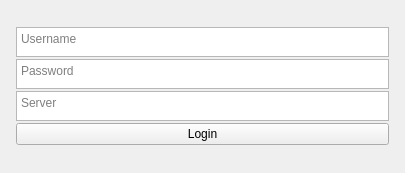
Above: GUI/whispernet_gui/QtComponents/Login/login.ui from ryanq47/WhisperNet before the change. Below: the same form after it.
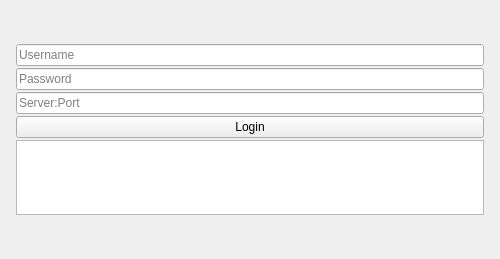
That is the form after the change.

Diff of the .ui file:
```diff
--- a/GUI/whispernet_gui/QtComponents/Login/login.ui
+++ b/GUI/whispernet_gui/QtComponents/Login/login.ui
@@ -6,10 +6,22 @@
    <rect>
     <x>0</x>
     <y>0</y>
-    <width>405</width>
-    <height>173</height>
+    <width>500</width>
+    <height>259</height>
    </rect>
   </property>
+  <property name="minimumSize">
+   <size>
+    <width>0</width>
+    <height>0</height>
+   </size>
+  </property>
+  <property name="maximumSize">
+   <size>
+    <width>500</width>
+    <height>500</height>
+   </size>
+  </property>
   <property name="windowTitle">
    <string>Form</string>
   </property>
@@ -32,25 +44,19 @@
       <number>5</number>
      </property>
      <item>
-      <widget class="QPlainTextEdit" name="usernameInput">
-       <property name="maximumSize">
-        <size>
-         <width>16777215</width>
-         <height>30</height>
-        </size>
-       </property>
+      <widget class="QLineEdit" name="username_input">
        <property name="placeholderText">
         <string>Username</string>
        </property>
       </widget>
      </item>
      <item>
-      <widget class="QPlainTextEdit" name="passwordInput">
-       <property name="maximumSize">
-        <size>
-         <width>16777215</width>
-         <height>30</height>
-        </size>
+      <widget class="QLineEdit" name="password_input">
+       <property name="text">
+        <string/>
+       </property>
+       <property name="echoMode">
+        <enum>QLineEdit::Password</enum>
        </property>
        <property name="placeholderText">
         <string>Password</string>
@@ -58,15 +64,9 @@
       </widget>
      </item>
      <item>
-      <widget class="QPlainTextEdit" name="serverInput">
-       <property name="maximumSize">
-        <size>
-         <width>16777215</width>
-         <height>30</height>
-        </size>
-       </property>
+      <widget class="QLineEdit" name="server_input">
        <property name="placeholderText">
-        <string>Server</string>
+        <string>Server:Port</string>
        </property>
       </widget>
      </item>
@@ -77,6 +77,35 @@
        </property>
       </widget>
      </item>
+     <item>
+      <widget class="QTextEdit" name="login_attempt_textbox">
+       <property name="maximumSize">
+        <size>
+         <width>16777215</width>
+         <height>75</height>
+        </size>
+       </property>
+       <property name="baseSize">
+        <size>
+         <width>0</width>
+         <height>0</height>
+        </size>
+       </property>
+       <property name="readOnly">
+        <bool>true</bool>
+       </property>
+       <property name="html">
+        <string>&lt;!DOCTYPE HTML PUBLIC &quot;-//W3C//DTD HTML 4.0//EN&quot; &quot;http://www.w3.org/TR/REC-html40/strict.dtd&quot;&gt;
+&lt;html&gt;&lt;head&gt;&lt;meta name=&quot;qrichtext&quot; content=&quot;1&quot; /&gt;&lt;meta charset=&quot;utf-8&quot; /&gt;&lt;style type=&quot;text/css&quot;&gt;
+p, li { white-space: pre-wrap; }
+hr { height: 1px; border-width: 0; }
+li.unchecked::marker { content: &quot;\2610&quot;; }
+li.checked::marker { content: &quot;\2612&quot;; }
+&lt;/style&gt;&lt;/head&gt;&lt;body style=&quot; font-family:'Segoe UI'; font-size:9pt; font-weight:400; font-style:normal;&quot;&gt;
+&lt;p style=&quot;-qt-paragraph-type:empty; margin-top:0px; margin-bottom:0px; margin-left:0px; margin-right:0px; -qt-block-indent:0; text-indent:0px;&quot;&gt;&lt;br /&gt;&lt;/p&gt;&lt;/body&gt;&lt;/html&gt;</string>
+       </property>
+      </widget>
+     </item>
     </layout>
    </item>
   </layout>
```
Left out of the diff: 2 changed lines with no effect on the pictures.
